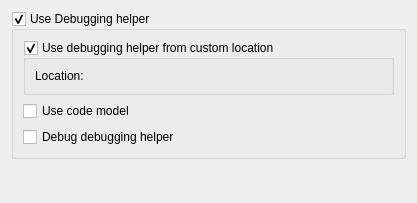
Old version of the form src/plugins/debugger/dumperoptionpage.ui in the repository qt-creator/qt-creator.
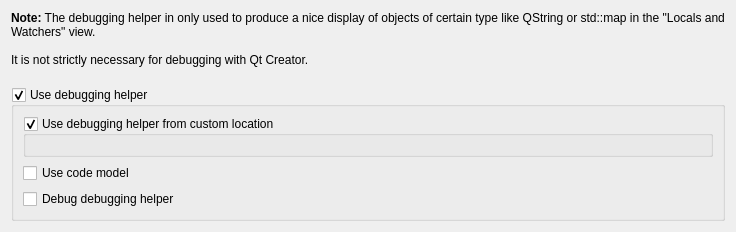
New version of the form. Custom widgets are drawn as their Qt base class.

Patch:
```diff
--- a/src/plugins/debugger/dumperoptionpage.ui
+++ b/src/plugins/debugger/dumperoptionpage.ui
@@ -6,15 +6,35 @@
    <rect>
     <x>0</x>
     <y>0</y>
-    <width>417</width>
-    <height>203</height>
+    <width>736</width>
+    <height>198</height>
    </rect>
   </property>
   <layout class="QVBoxLayout" name="verticalLayout_2">
+   <item>
+    <widget class="QLabel" name="label">
+     <property name="text">
+      <string>&lt;!DOCTYPE HTML PUBLIC &quot;-//W3C//DTD HTML 4.0//EN&quot; &quot;http://www.w3.org/TR/REC-html40/strict.dtd&quot;&gt;
+&lt;html&gt;&lt;head&gt;&lt;meta name=&quot;qrichtext&quot; content=&quot;1&quot; /&gt;&lt;style type=&quot;text/css&quot;&gt;
+p, li { white-space: pre-wrap; }
+&lt;/style&gt;&lt;/head&gt;&lt;body style=&quot; font-family:'DejaVu Sans'; font-size:9pt; font-weight:400; font-style:normal;&quot;&gt;
+&lt;p style=&quot; margin-top:0px; margin-bottom:0px; margin-left:0px; margin-right:0px; -qt-block-indent:0; text-indent:0px;&quot;&gt;&lt;span style=&quot; font-weight:600;&quot;&gt;Note:&lt;/span&gt; The debugging helper in only used to produce a nice display of objects of certain type like QString or std::map in the &amp;quot;Locals and Watchers&amp;quot; view.&lt;/p&gt;
+&lt;p style=&quot;-qt-paragraph-type:empty; margin-top:0px; margin-bottom:0px; margin-left:0px; margin-right:0px; -qt-block-indent:0; text-indent:0px;&quot;&gt;&lt;/p&gt;
+&lt;p style=&quot; margin-top:0px; margin-bottom:0px; margin-left:0px; margin-right:0px; -qt-block-indent:0; text-indent:0px;&quot;&gt;It is not strictly necessary for debugging with Qt Creator.&lt;/p&gt;
+&lt;p style=&quot;-qt-paragraph-type:empty; margin-top:0px; margin-bottom:0px; margin-left:0px; margin-right:0px; -qt-block-indent:0; text-indent:0px;&quot;&gt;&lt;/p&gt;&lt;/body&gt;&lt;/html&gt;</string>
+     </property>
+     <property name="textFormat">
+      <enum>Qt::RichText</enum>
+     </property>
+     <property name="wordWrap">
+      <bool>true</bool>
+     </property>
+    </widget>
+   </item>
    <item>
     <widget class="QGroupBox" name="debuggingHelperGroupBox">
      <property name="title">
-      <string>Use Debugging helper</string>
+      <string>Use debugging helper</string>
      </property>
      <property name="checkable">
       <bool>true</bool>
```
Left out of the diff: 2 changed lines with no effect on the pictures.
